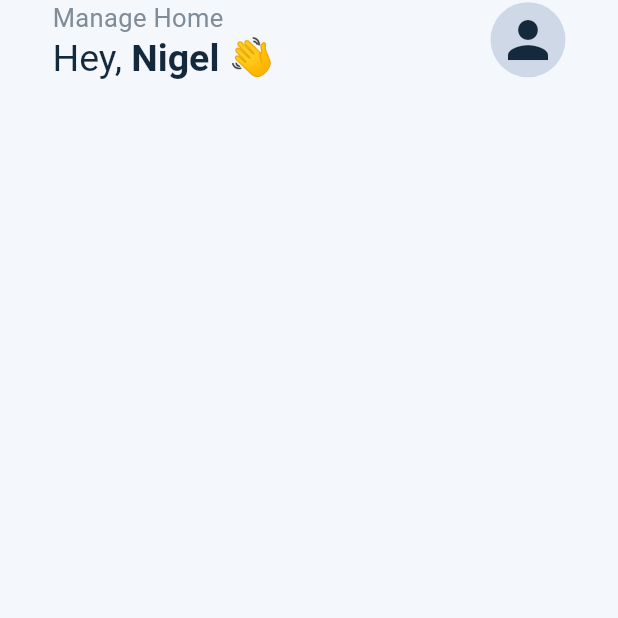
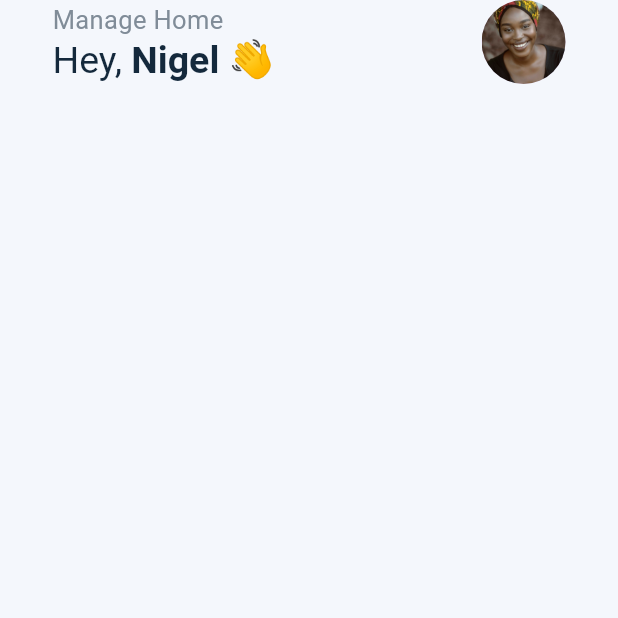
Before and after one commit to xulerxyz/Smart-Home-UI, a Flutter app: the screen it shows after launch, on a phone screen of 412 x 824 dp, the top half of it. Run offline on Flutter 3.47's test engine with Material 3 defaults, Android fonts, the phone set to English and light mode, and no system bars.

Commit message:
Avatar
removed icon and and repaced it with an image from unsplash

```diff
--- a/lib/screens/widgets/custom_app_bar.dart
+++ b/lib/screens/widgets/custom_app_bar.dart
@@ -18,14 +18,12 @@ class CustomAppBar extends StatelessWidget {
               const Text(
                 "Manage Home",
                 style: TextStyle(
-                    fontSize: 17.0,
-                    color: Color.fromARGB(255, 128, 140, 152)),
+                    fontSize: 17.0, color: Color.fromARGB(255, 128, 140, 152)),
               ),
               RichText(
                 text: const TextSpan(
                   text: 'Hey, ',
-                  style:
-                      TextStyle(color: Color(0xFF14293C), fontSize: 25),
+                  style: TextStyle(color: Color(0xFF14293C), fontSize: 25),
                   children: [
                     TextSpan(
                         text: 'Nigel 👋',
@@ -38,16 +36,10 @@ class CustomAppBar extends StatelessWidget {
               ),
             ],
           ),
-          Container(
-              width: 50,
-              height: 50,
-              decoration: const BoxDecoration(
-                  color: Color(0xFFCFD8E7), shape: BoxShape.circle),
-              child: const Icon(
-                Icons.person,
-                color: Color(0xFF14293C),
-                size: 40,
-              ))
+          const CircleAvatar(
+            radius: 28,
+            foregroundImage: AssetImage('assets/images/profile.jpg'),
+          )
         ],
       ),
     );
```
Also changed, not shown: assets/images/profile.jpg (added).
